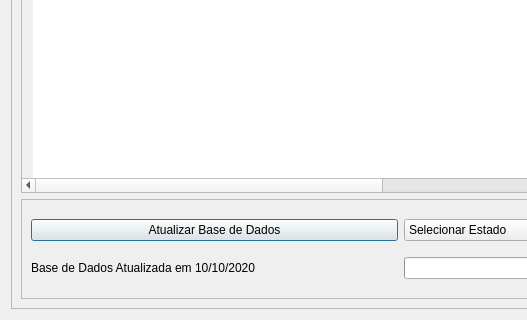
Old version of the form src/main/python/views/anatel_dialog.ui in the repository samuelterra22/Analysis-of-antenna-coverage; both pictures show x 0 to 527 and y 226 to 546 of the 1176 by 546 pixel window.
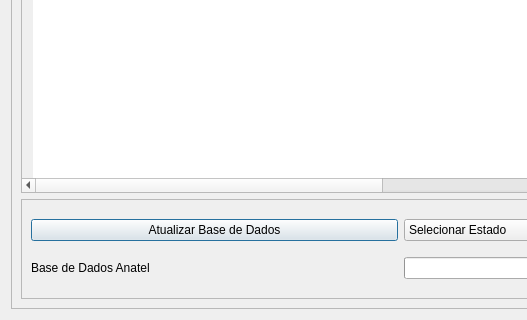
New version of the form.

Commit message: Add last update database info

```diff
--- a/src/main/python/views/anatel_dialog.ui
+++ b/src/main/python/views/anatel_dialog.ui
@@ -404,7 +404,7 @@
          <item row="1" column="1">
           <widget class="QLabel" name="label_last_update">
            <property name="text">
-            <string>Base de Dados Atualizada em 10/10/2020</string>
+            <string>Base de Dados Anatel</string>
            </property>
           </widget>
          </item>
```
The commit also changes 2 other files.
